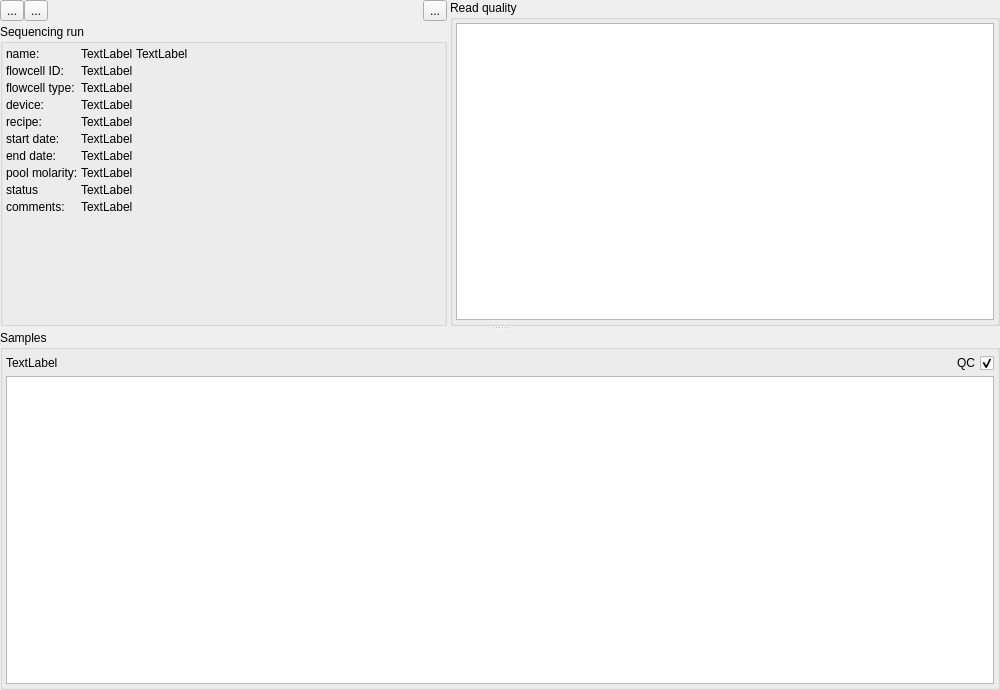
First picture: the form in src/GSvar/SequencingRunWidget.ui, repository imgag/ngs-bits, before the edit.
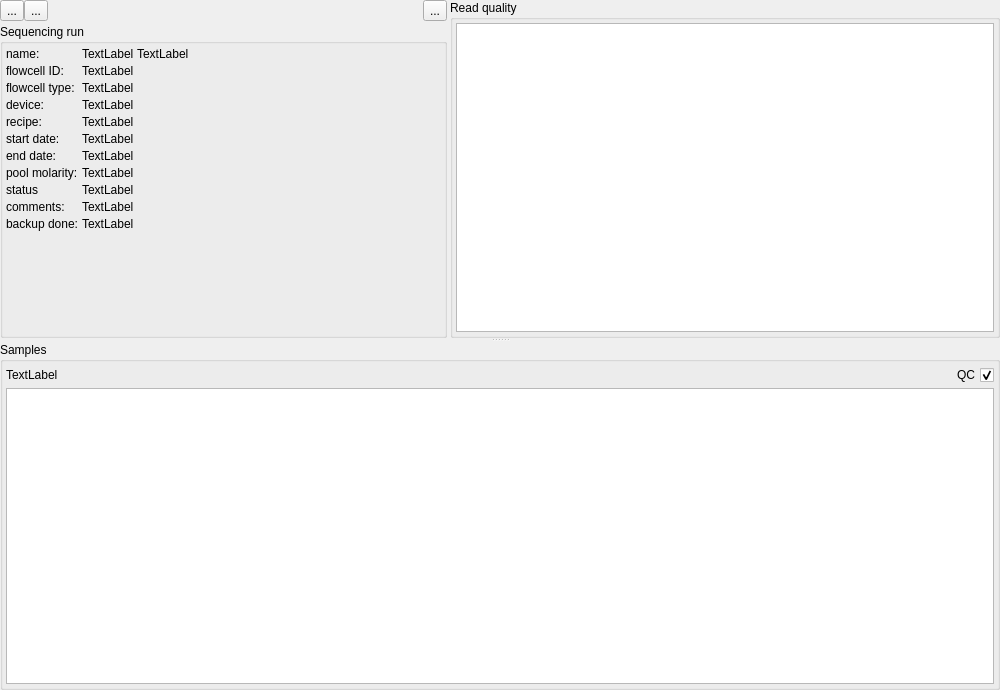
Second picture: the form after the edit. Icons and pictures are not drawn. Custom widgets are drawn as their Qt base class.

Commit message: GSvar: added first version of run overview; NGSD: added 'backup_done' to column to 'sequencing_run' table.

What changed in the file:
```diff
--- a/src/GSvar/SequencingRunWidget.ui
+++ b/src/GSvar/SequencingRunWidget.ui
@@ -376,6 +376,20 @@
             </property>
            </widget>
           </item>
+          <item row="10" column="0">
+           <widget class="QLabel" name="label_7">
+            <property name="text">
+             <string>backup done:</string>
+            </property>
+           </widget>
+          </item>
+          <item row="10" column="1">
+           <widget class="QLabel" name="backup">
+            <property name="text">
+             <string>TextLabel</string>
+            </property>
+           </widget>
+          </item>
          </layout>
         </widget>
        </item>
```
The commit also changes 14 other files.
